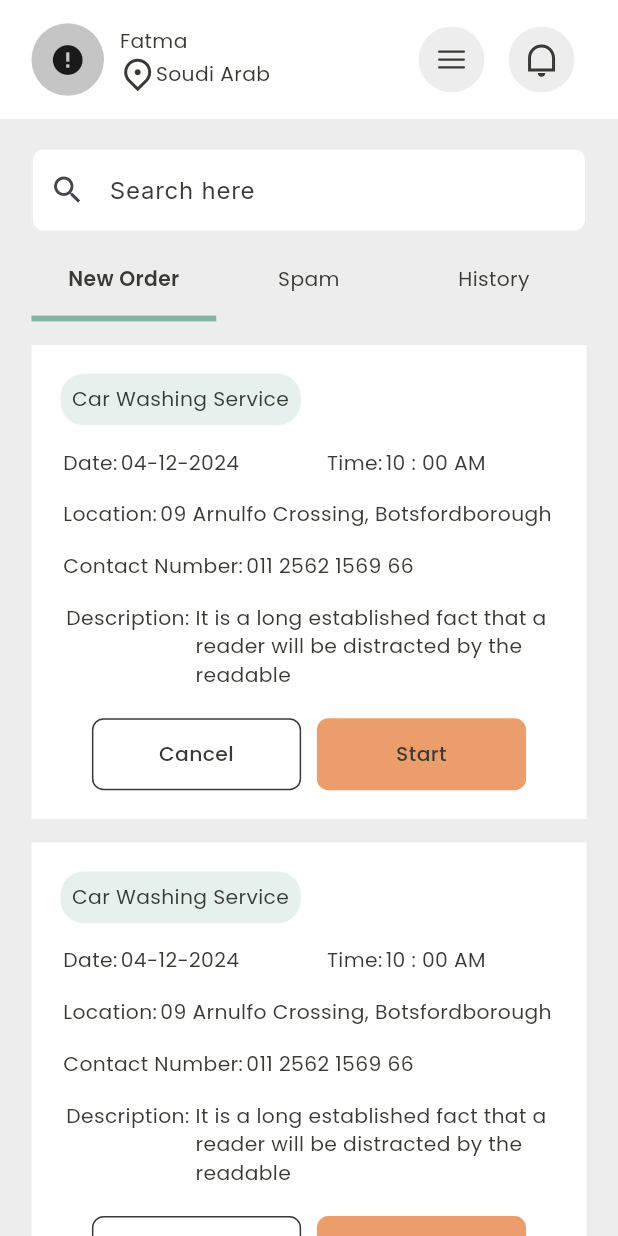
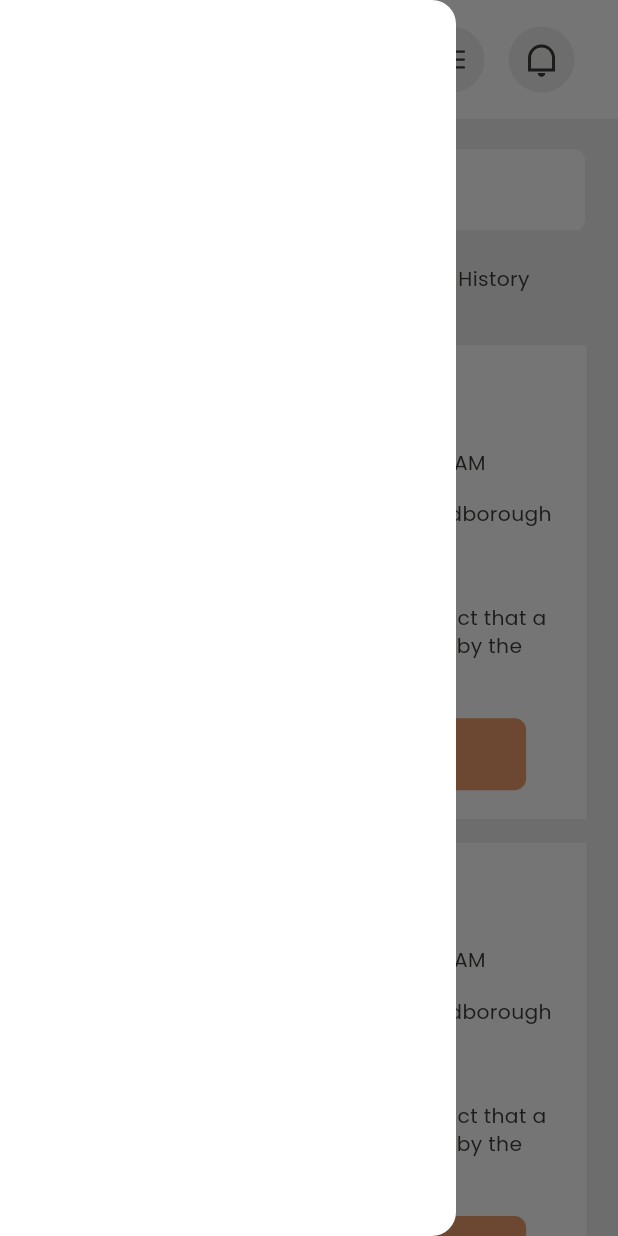
Before and after one commit to bdCalling-Sdt-hub/car_wash_flutter, a Flutter app: the screen it shows after launch, with the side drawer open (before the commit the screen has no drawer), on a phone screen of 412 x 824 dp. Run offline on Flutter 3.47's test engine with Material 3 defaults, Android fonts, the phone set to English and light mode, and no system bars; drawn by our look-alikes of cached_network_image; our stand-ins replace flutter_screenutil, flutter_svg, gap, get, get_it, go_router and 7 more; accounts and stored records are empty; network calls fail; project files that could hold a hidden picture were left out.

```diff
--- a/lib/core/theme/light_theme.dart
+++ b/lib/core/theme/light_theme.dart
@@ -17,7 +17,9 @@ final lightTheme = ThemeData(
     fontFamily: lightThemeFont,
     splashColor: Colors.transparent,
     inputDecorationTheme: inputDecorationTheme,
-
+    drawerTheme: const DrawerThemeData(
+      backgroundColor: AppColors.whiteColor,
+    ),
     textTheme: TextTheme(
       bodySmall: const TextStyle(
         color: AppColors.blackLightColor,
@@ -50,36 +52,8 @@ final lightTheme = ThemeData(
     //   thumbColor:
     //       WidgetStateProperty.resolveWith<Color>((states) => lightThemeColor),
     // ),
-  appBarTheme: AppBarTheme(
-    //color:CustomColor.kPrimaryColorx,
-
-    elevation: 0,
-    centerTitle: true,
-    iconTheme: const IconThemeData(color: AppColors.blackLightColor),
-    backgroundColor: AppColors.whiteColor,
-    scrolledUnderElevation: 0,
-    titleTextStyle: interMedium.copyWith(fontSize: 16.sp, color: black),
-    actionsIconTheme: const IconThemeData(color: AppColors.blackLightColor),
-    systemOverlayStyle: const SystemUiOverlayStyle(
-      // Status bar color
-
-      statusBarColor: AppColors.whiteColor,
-      // Status bar brightness (optional)
-      statusBarIconBrightness: Brightness.light, // For Android (dark icons)
-      statusBarBrightness: Brightness.light, // For iOS (dark icons)
-    ),
-  ),
-  bottomNavigationBarTheme: const BottomNavigationBarThemeData(
-      backgroundColor: AppColors.whiteColor,
-      elevation: 1,
-      type: BottomNavigationBarType.fixed,
-      selectedItemColor: AppColors.primaryColor,
-      showUnselectedLabels: true,
-      selectedIconTheme: IconThemeData(size: 28),
-      unselectedItemColor: Colors.grey,
-      selectedLabelStyle: TextStyle(color: AppColors.primaryColor)),
-  // colorScheme: ColorScheme(background: CustomColor.whiteColor, brightness: null, primary: null, onPrimary: null)
-);
+    appBarTheme: appBarTheme,
+    bottomNavigationBarTheme: bottomNavigationBarTheme);
 
 ////=================== Input Decoration =======================
 
@@ -103,6 +77,39 @@ final InputDecorationTheme inputDecorationTheme = InputDecorationTheme(
     ),
     hintStyle: const TextStyle(color: AppColors.blackLightColor));
 
+//=========================== App Bar =============================
+final AppBarTheme appBarTheme = AppBarTheme(
+  //color:CustomColor.kPrimaryColorx,
+
+  elevation: 0,
+  centerTitle: true,
+  iconTheme: const IconThemeData(color: AppColors.blackLightColor),
+  backgroundColor: AppColors.whiteColor,
+  scrolledUnderElevation: 0,
+  titleTextStyle: interMedium.copyWith(fontSize: 16.sp, color: black),
+  actionsIconTheme: const IconThemeData(color: AppColors.blackLightColor),
+  systemOverlayStyle: const SystemUiOverlayStyle(
+    // Status bar color
+
+    statusBarColor: AppColors.whiteColor,
+    // Status bar brightness (optional)
+    statusBarIconBrightness: Brightness.light, // For Android (dark icons)
+    statusBarBrightness: Brightness.light, // For iOS (dark icons)
+  ),
+);
+
+///========================= Bottom NavigationBar ==============================
+const BottomNavigationBarThemeData bottomNavigationBarTheme =
+    BottomNavigationBarThemeData(
+        backgroundColor: AppColors.whiteColor,
+        elevation: 1,
+        type: BottomNavigationBarType.fixed,
+        selectedItemColor: AppColors.primaryColor,
+        showUnselectedLabels: true,
+        selectedIconTheme: IconThemeData(size: 28),
+        unselectedItemColor: Colors.grey,
+        selectedLabelStyle: TextStyle(color: AppColors.primaryColor));
+
 // ===================== Comon colors =========================
 const Color lightThemeColor = Colors.white,
     white = Colors.white,
--- a/lib/presentation/screens/worker/worker_home/worker_home.dart
+++ b/lib/presentation/screens/worker/worker_home/worker_home.dart
@@ -1,8 +1,10 @@
 import 'package:car_wash/presentation/screens/worker/worker_home/controller/worker_home.dart';
+import 'package:car_wash/presentation/screens/worker/worker_home/inner/work_start.dart';
 import 'package:car_wash/presentation/widgets/custom_appbar/custom_appbar.dart';
 import 'package:car_wash/presentation/widgets/custom_text/custom_text.dart';
 import 'package:car_wash/presentation/widgets/custom_text_field/custom_text_field.dart';
 import 'package:car_wash/presentation/widgets/service_card/service_card.dart';
+import 'package:car_wash/presentation/widgets/side_drawer/side_drawer.dart';
 import 'package:car_wash/utils/app_const/app_const.dart';
 import 'package:car_wash/utils/static_strings/static_strings.dart';
 import "package:flutter_screenutil/flutter_screenutil.dart";
@@ -17,9 +19,12 @@ class WorkerHome extends StatelessWidget {
   final WorkerHomeController workerHomeController =
       Get.find<WorkerHomeController>();
 
+  final scafoldKey = GlobalKey<ScaffoldState>();
   @override
   Widget build(BuildContext context) {
     return Scaffold(
+      drawer: SideDrawer(),
+      key: scafoldKey,
       appBar: AppBar(
         toolbarHeight: 0,
       ),
@@ -32,7 +37,9 @@ class WorkerHome extends StatelessWidget {
                 image: AppConstants.onlineImage,
                 name: "Fatma",
                 location: "Soudi Arab",
-                onTapMenu: () {},
+                onTapMenu: () {
+                  scafoldKey.currentState?.openDrawer();
+                },
                 onTapNotification: () {}),
 
             /// =================== Rest of the Body ===================
@@ -52,6 +59,8 @@ class WorkerHome extends StatelessWidget {
                     fillColor: AppColors.whiteColor,
                   ),
                   Gap(8.h),
+
+                  ///=============================== Tap Bar ===========================
 
                   Row(
                     children: List.generate(
@@ -93,6 +102,8 @@ class WorkerHome extends StatelessWidget {
               ),
             ),
 
+            ///============================= Request Status ===========================
+
             Obx(() {
               switch (workerHomeController.tappedIndex.value) {
                 case 0:
@@ -108,19 +119,25 @@ class WorkerHome extends StatelessWidget {
                   );
 
                 case 1:
-                  return ServiceCard(
-                    showButtons: false,
-                    showDescription: false,
-                    googleMap: true,
-                    date: "04-12-2024",
-                    time: "10 : 00 AM",
-                    location: "09 Arnulfo Crossing, Botsfordborough",
-                    number: "011 2562 1569 66",
-                    description:
-                        "It is a long established fact that a reader will be distracted by the readable",
-                    onTapCancle: () {},
-                    onTapStart: () {},
-                  );
+                  // return ServiceCard(
+                  //   showButtons: false,
+                  //   showDescription: false,
+                  //   googleMap: true,
+                  //   date: "04-12-2024",
+                  //   time: "10 : 00 AM",
+                  //   location: "09 Arnulfo Crossing, Botsfordborough",
+                  //   number: "011 2562 1569 66",
+                  //   description:
+                  //       "It is a long established fact that a reader will be distracted by the readable",
+                  //   onTapCancle: () {},
+                  //   onTapStart: () {},
+                  // );
+
+                  return WorkStartScreen(
+                      startTime: "10:00AM",
+                      endTime: "11:00AM",
+                      beforeCleaningImg: AppConstants.carDarty,
+                      afterCleaningImg: AppConstants.carClean);
 
                 case 2:
                   return ServiceCard(
--- a/lib/presentation/widgets/service_card/service_card.dart
+++ b/lib/presentation/widgets/service_card/service_card.dart
@@ -46,6 +46,9 @@ class ServiceCard extends StatelessWidget {
       child: Column(
         crossAxisAlignment: CrossAxisAlignment.start,
         children: [
+          Row(
+            mainAxisAlignment: MainAxisAlignment.spaceBetween,
+            children: [
               Container(
                 decoration: BoxDecoration(
                     borderRadius: BorderRadius.circular(16.r),
@@ -53,8 +56,16 @@ class ServiceCard extends StatelessWidget {
                 padding: EdgeInsets.all(8.r),
                 child: const CustomText(text: AppStrings.carWashingService),
               ),
+
+              //============================ Date Field for History ===========================
+
+              if (showCarImage) CustomText(text: "${AppStrings.date} $date")
+            ],
+          ),
           Gap(16.h),
-          Row(
+          showCarImage
+              ? const CustomText(text: "${AppStrings.workingTime} 2 h 50 min")
+              : Row(
                   children: [
                     const CustomText(text: AppStrings.date),
 
--- /dev/null
+++ b/lib/presentation/widgets/side_drawer/side_drawer.dart
@@ -0,0 +1,17 @@
+import 'package:car_wash/utils/app_colors/app_colors.dart';
+import 'package:flutter/material.dart';
+import 'package:get/get.dart';
+
+class SideDrawer extends StatelessWidget {
+  const SideDrawer({super.key});
+
+  @override
+  Widget build(BuildContext context) {
+    return Drawer(
+      //color: AppColors.whiteColor,
+      // height: double.maxFinite,
+      // width: MediaQuery.of(context).size.width / 1.5,
+      child: Column(),
+    );
+  }
+}
--- a/lib/utils/static_strings/static_strings.dart
+++ b/lib/utils/static_strings/static_strings.dart
@@ -31,6 +31,7 @@ class AppStrings {
 
   static const String client = "Client";
   static const String worker = "Worker";
+  static const String workingTime = "Working Time";
 
   static const String enterVerificationCode = "Enter verification code";
   static const String resend = "resend";
```
Also changed, not shown: lib/presentation/screens/worker/worker_home/inner/work_start.dart (added, +114 -0 lines). Lines whose indentation alone changed are shown as unchanged.
